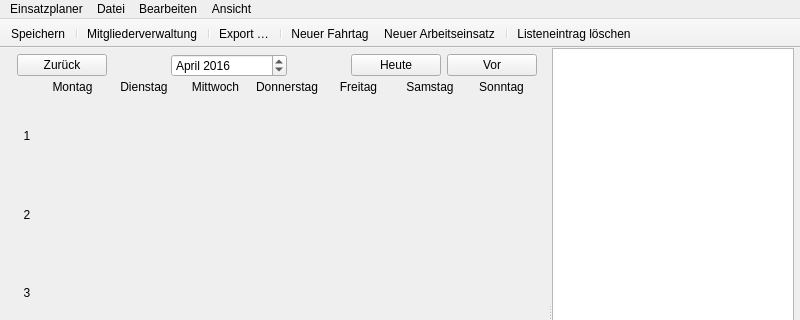
First picture: the form in Programm/Einsatzplaner/mainwindow.ui, repository philjosch/Einsatzplaner, before the edit; both pictures show x 0 to 800 and y 0 to 320 of the 800 by 600 pixel window.
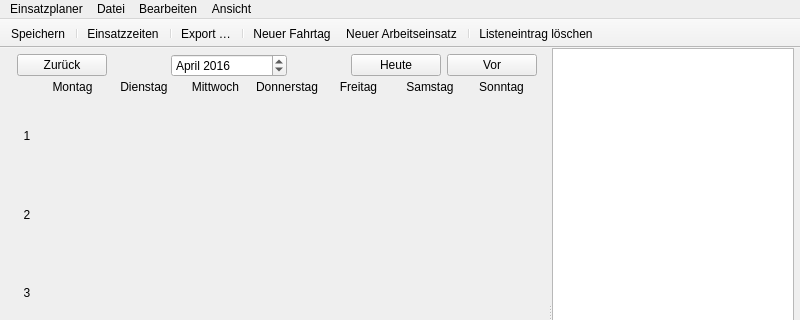
Second picture: the form after the edit. Icons and pictures are not drawn. Custom widgets are drawn as their Qt base class.

Diff of the .ui file:
```diff
--- a/Programm/Einsatzplaner/mainwindow.ui
+++ b/Programm/Einsatzplaner/mainwindow.ui
@@ -956,7 +956,7 @@
      <normaloff>:/icon/user-group.svg</normaloff>:/icon/user-group.svg</iconset>
    </property>
    <property name="text">
-    <string>Mitgliederverwaltung</string>
+    <string>Einsatzzeiten</string>
    </property>
    <property name="shortcut">
     <string>Ctrl+E</string>
```
Left out of the diff: 6 changed lines with no effect on the pictures.
